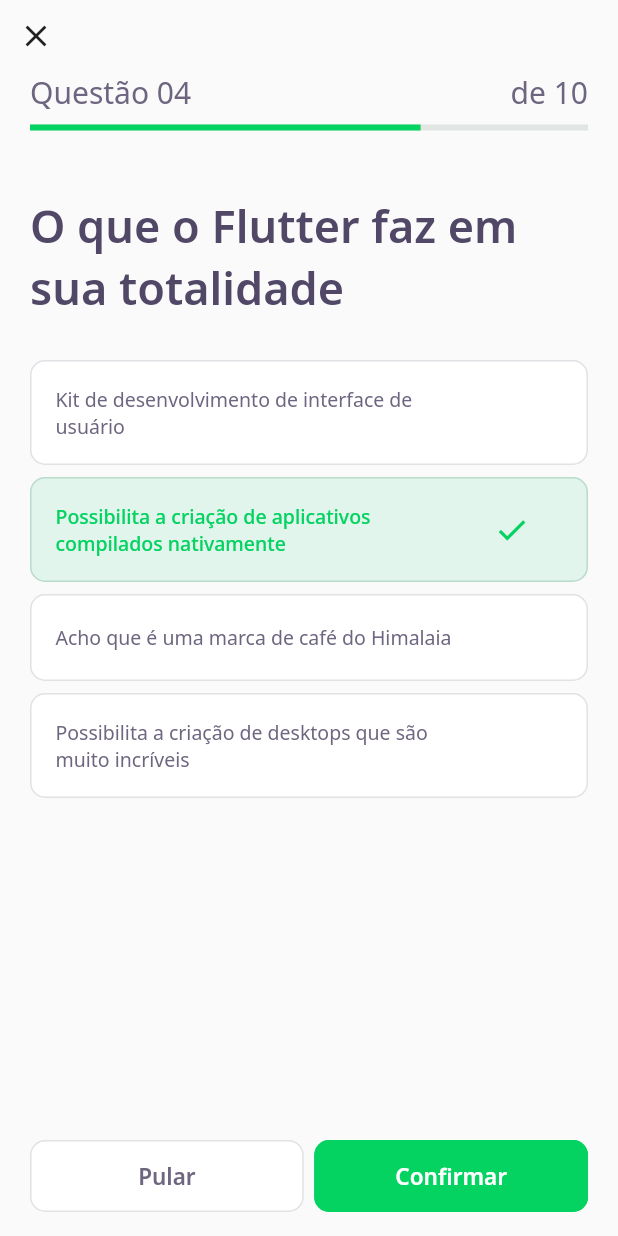
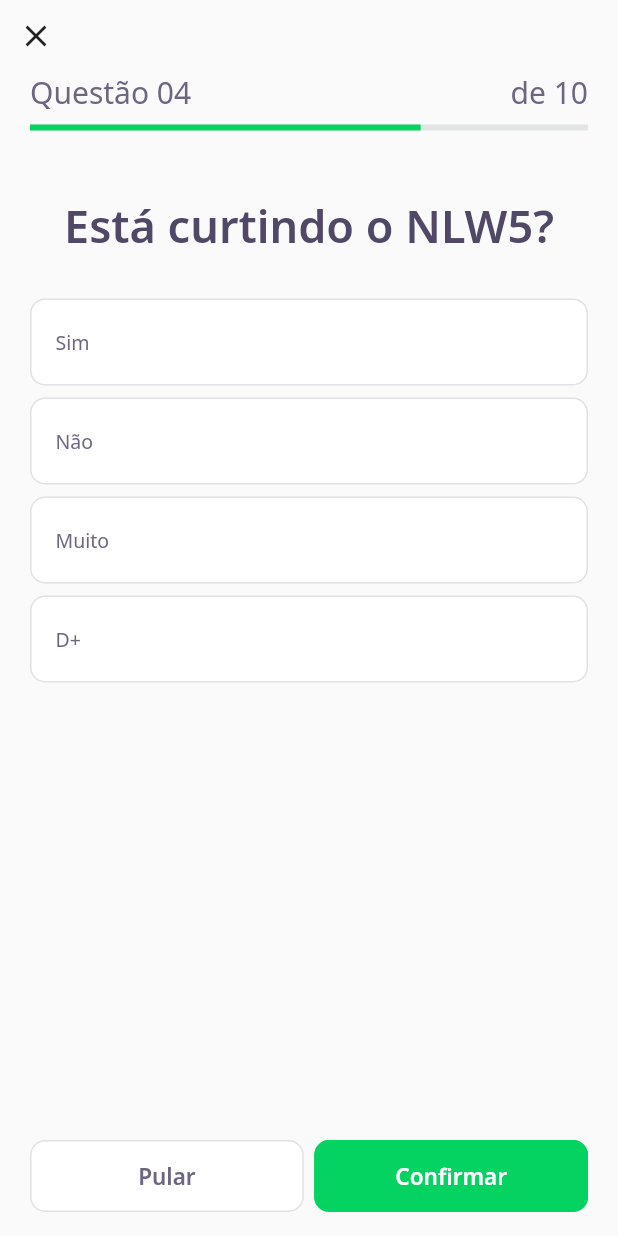
Before and after one commit to neocite/devquiz, a Flutter app: the screen it shows after launch, after a tap on "NLW by rocketseat", on a phone screen of 412 x 824 dp. Run offline on Flutter 3.47's test engine with Material 2 defaults, Android fonts, the phone set to English and light mode, and no system bars; our stand-ins replace google_fonts; missing offline and left inert: dart:ffi; accounts and stored records are empty; network calls fail.

Commit message:
send data from home to challenge page

```diff
--- a/lib/challenge/challenge_page.dart
+++ b/lib/challenge/challenge_page.dart
@@ -1,10 +1,17 @@
+import 'package:flutter/material.dart';
+
 import 'package:devquiz/challenge/widgets/next_button/next_button_widget.dart';
 import 'package:devquiz/challenge/widgets/question_indicator/question_indicator_widget.dart';
 import 'package:devquiz/challenge/widgets/quiz/quiz_widget.dart';
-import 'package:devquiz/core/core.dart';
-import 'package:flutter/material.dart';
+import 'package:devquiz/shared/models/question_model.dart';
 
 class ChallengePage extends StatefulWidget {
+  final List<QuestionModel> questions;
+  const ChallengePage({
+    Key? key,
+    required this.questions,
+  }) : super(key: key);
+
   @override
   _ChallengePageState createState() => _ChallengePageState();
 }
@@ -25,7 +32,9 @@ class _ChallengePageState extends State<ChallengePage> {
                   onPressed: () {
                     Navigator.pop(context);
                   }),
-              QuestionIndicatorWidget(),
+              QuestionIndicatorWidget(
+                questions: widget.questions,
+              ),
             ],
           ),
         ),
@@ -33,7 +42,9 @@ class _ChallengePageState extends State<ChallengePage> {
       body: Container(
         child: Padding(
           padding: const EdgeInsets.symmetric(vertical: 30, horizontal: 20),
-          child: QuizWidget(title: "O que o Flutter faz em sua totalidade"),
+          child: QuizWidget(
+            question: widget.questions[0],
+          ),
         ),
       ),
       bottomNavigationBar: SafeArea(
--- a/lib/challenge/widgets/quiz/quiz_widget.dart
+++ b/lib/challenge/widgets/quiz/quiz_widget.dart
@@ -1,11 +1,16 @@
+import 'package:flutter/material.dart';
+
 import 'package:devquiz/challenge/widgets/awnser/awnser_widget.dart';
 import 'package:devquiz/core/core.dart';
-import 'package:flutter/material.dart';
+import 'package:devquiz/shared/models/question_model.dart';
 
 class QuizWidget extends StatelessWidget {
-  final String title;
+  final QuestionModel question;
 
-  const QuizWidget({Key? key, required this.title}) : super(key: key);
+  const QuizWidget({
+    Key? key,
+    required this.question,
+  }) : super(key: key);
 
   @override
   Widget build(BuildContext context) {
@@ -17,20 +22,16 @@ class QuizWidget extends StatelessWidget {
               bottom: 24,
             ),
             child: Text(
-              this.title,
+              question.title,
               style: AppTextStyles.heading30,
             ),
           ),
-          AwnserWidget(title: "Kit de desenvolvimento de interface de usuário"),
-          AwnserWidget(
-              isRight: true,
-              isSelected: true,
-              title:
-                  "Possibilita a criação de aplicativos compilados nativamente"),
-          AwnserWidget(title: "Acho que é uma marca de café do Himalaia"),
-          AwnserWidget(
-              title:
-                  "Possibilita a criação de desktops que são muito incríveis")
+          ...question.awnsers
+              .map((e) => AwnserWidget(
+                    title: e.title,
+                    isRight: e.isRight,
+                  ))
+              .toList()
         ],
       ),
     );
--- a/lib/home/home_page.dart
+++ b/lib/home/home_page.dart
@@ -79,7 +79,9 @@ class _HomePageState extends State<HomePage> {
                             Navigator.push(
                                 context,
                                 MaterialPageRoute(
-                                  builder: (context) => ChallengePage(),
+                                  builder: (context) => ChallengePage(
+                                    questions: e.questions,
+                                  ),
                                 ));
                           },
                           quiz: e,
```
